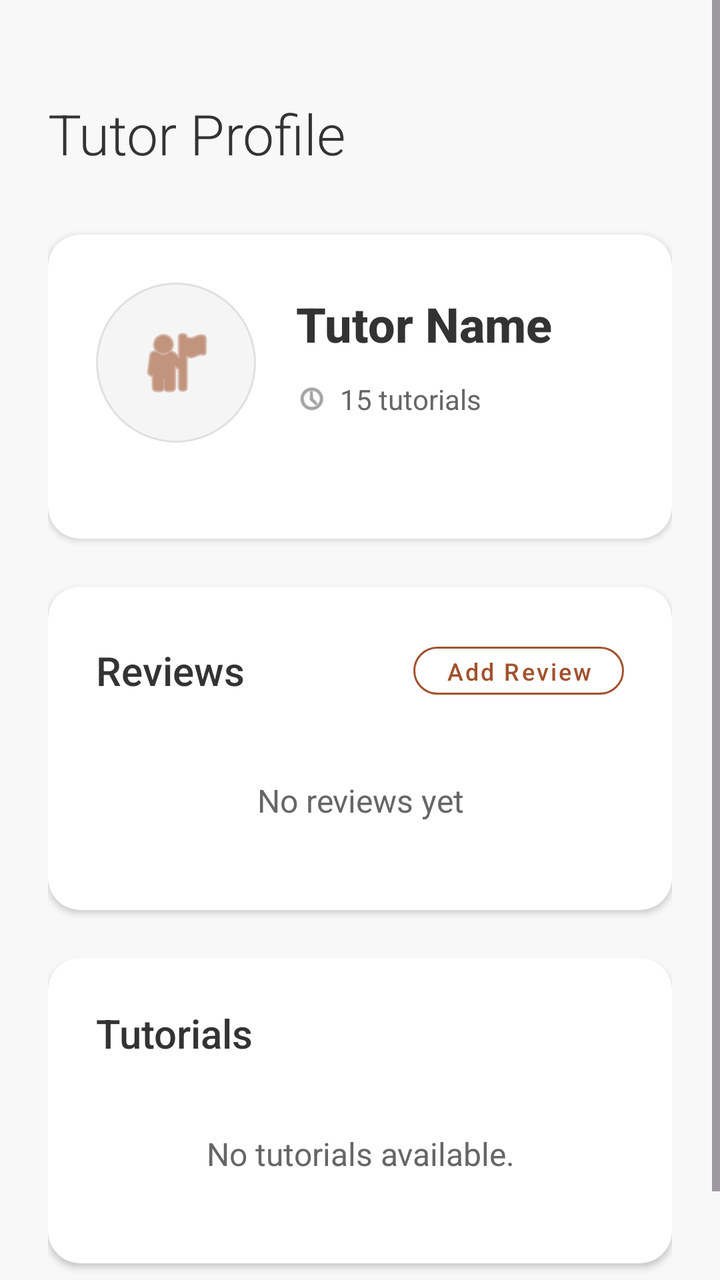
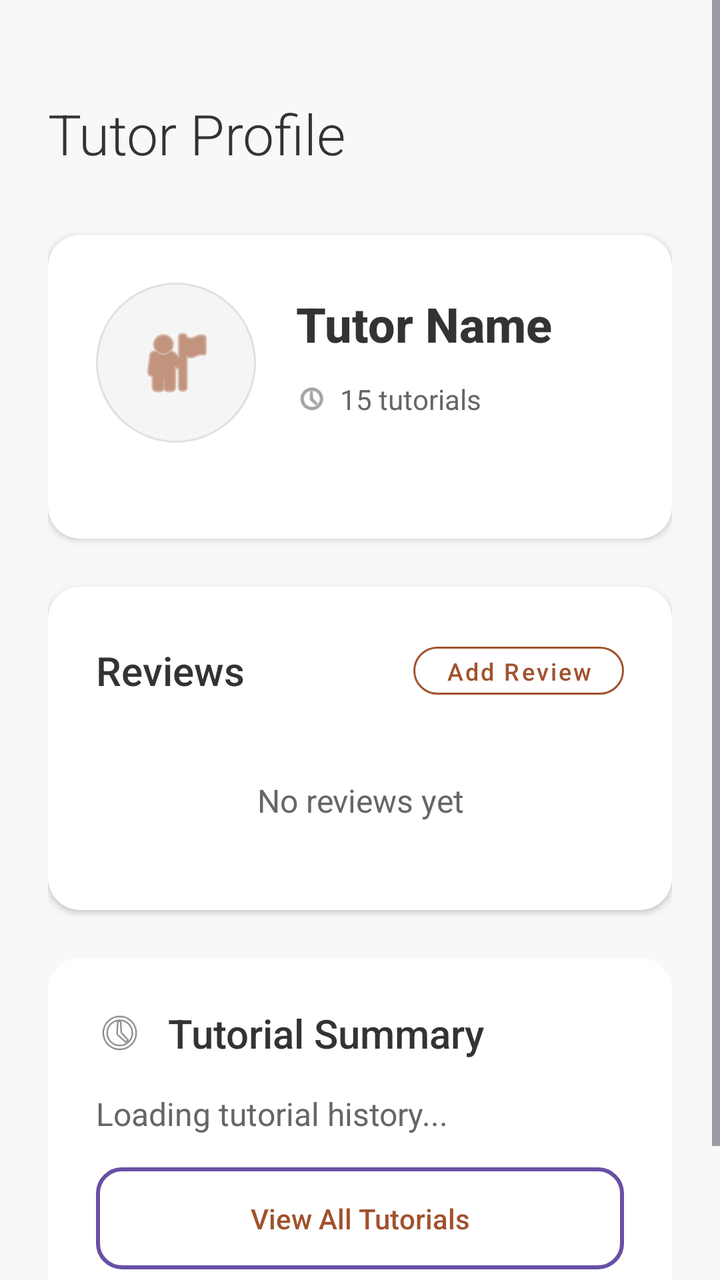

Screens rendered from an Android XML layout before and after an edit, with the pre-edit source and the edit as a unified diff.
<!-- AndroidManifest.xml: application theme Theme.Csci3130Group1 -->
<!-- res/layout/activity_tutor_profile.xml -->
<?xml version="1.0" encoding="utf-8"?>
<ScrollView xmlns:android="http://schemas.android.com/apk/res/android"
    xmlns:app="http://schemas.android.com/apk/res-auto"
    android:layout_width="match_parent"
    android:layout_height="match_parent"
    android:background="#F8F8F8"
    android:fillViewport="true">

    <LinearLayout
        android:layout_width="match_parent"
        android:layout_height="wrap_content"
        android:orientation="vertical"
        android:paddingHorizontal="24dp"
        android:paddingTop="48dp"
        android:paddingBottom="32dp">

        
        <TextView
            android:layout_width="wrap_content"
            android:layout_height="wrap_content"
            android:text="Tutor Profile"
            android:textSize="28sp"
            android:fontFamily="sans-serif-light"
            android:textColor="#333333"
            android:layout_marginBottom="32dp"/>

        
        <androidx.cardview.widget.CardView
            android:layout_width="match_parent"
            android:layout_height="wrap_content"
            android:layout_marginBottom="24dp"
            app:cardCornerRadius="16dp"
            app:cardElevation="2dp"
            app:cardBackgroundColor="#FFFFFF">

            <LinearLayout
                android:layout_width="match_parent"
                android:layout_height="wrap_content"
                android:orientation="vertical"
                android:padding="24dp">

                
                <LinearLayout
                    android:layout_width="match_parent"
                    android:layout_height="wrap_content"
                    android:orientation="horizontal"
                    android:gravity="center_vertical"
                    android:layout_marginBottom="24dp">

                    
                    <ImageView
                        android:id="@+id/tutorProfilePicture"
                        android:layout_width="80dp"
                        android:layout_height="80dp"
                        android:src="@android:drawable/ic_menu_myplaces"
                        app:tint="#A0522D"
                        android:background="@drawable/circle_background"
                        android:padding="20dp"
                        android:contentDescription="Tutor Profile Picture" />

                    
                    <LinearLayout
                        android:layout_width="0dp"
                        android:layout_height="wrap_content"
                        android:layout_weight="1"
                        android:orientation="vertical"
                        android:layout_marginStart="20dp">

                        
                        <TextView
                            android:id="@+id/tutorName"
                            android:layout_width="wrap_content"
                            android:layout_height="wrap_content"
                            android:text="Tutor Name"
                            android:textSize="24sp"
                            android:textStyle="bold"
                            android:textColor="#333333"
                            android:fontFamily="sans-serif-medium" />

                        
                        <TextView
                            android:id="@+id/tutorDegree"
                            android:layout_width="wrap_content"
                            android:layout_height="wrap_content"
                            android:text="Computer Science, B.Sc."
                            android:textSize="16sp"
                            android:textColor="#666666"
                            android:layout_marginTop="4dp"
                            android:visibility="gone" />

                        
                        <LinearLayout
                            android:layout_width="match_parent"
                            android:layout_height="wrap_content"
                            android:orientation="vertical"
                            android:layout_marginTop="12dp">

                            
                            <LinearLayout
                                android:layout_width="wrap_content"
                                android:layout_height="wrap_content"
                                android:orientation="horizontal"
                                android:layout_marginBottom="8dp">

                                
                                <LinearLayout
                                    android:layout_width="wrap_content"
                                    android:layout_height="wrap_content"
                                    android:orientation="horizontal"
                                    android:gravity="center_vertical"
                                    android:layout_marginEnd="20dp">

                                    <ImageView
                                        android:layout_width="16dp"
                                        android:layout_height="16dp"
                                        android:src="@android:drawable/ic_menu_recent_history"
                                        app:tint="#666666" />

                                    <TextView
                                        android:id="@+id/tutorialCount"
                                        android:layout_width="wrap_content"
                                        android:layout_height="wrap_content"
                                        android:text="15 tutorials"
                                        android:textSize="14sp"
                                        android:textColor="#666666"
                                        android:layout_marginStart="6dp" />
                                </LinearLayout>

                                
                                <LinearLayout
                                    android:id="@+id/ratingContainer"
                                    android:layout_width="wrap_content"
                                    android:layout_height="wrap_content"
                                    android:orientation="horizontal"
                                    android:gravity="center_vertical"
                                    android:visibility="gone">

                                    <ImageView
                                        android:layout_width="16dp"
                                        android:layout_height="16dp"
                                        android:src="@android:drawable/btn_star_big_on"
                                        app:tint="#FFD700" />

                                    <TextView
                                        android:id="@+id/tutorRating"
                                        android:layout_width="wrap_content"
                                        android:layout_height="wrap_content"
                                        android:text="4.8 (24)"
                                        android:textSize="14sp"
                                        android:textColor="#666666"
                                        android:layout_marginStart="6dp" />
                                </LinearLayout>
                            </LinearLayout>

                            
                            <LinearLayout
                                android:id="@+id/contactContainer"
                                android:layout_width="wrap_content"
                                android:layout_height="wrap_content"
                                android:orientation="horizontal"
                                android:gravity="center_vertical"
                                android:visibility="gone">

                                <ImageView
                                    android:layout_width="16dp"
                                    android:layout_height="16dp"
                                    android:src="@android:drawable/ic_menu_call"
                                    app:tint="#A0522D" />

                                <TextView
                                    android:id="@+id/tutorContact"
                                    android:layout_width="wrap_content"
                                    android:layout_height="wrap_content"
                                    android:text="(902) 123-4567"
                                    android:textSize="14sp"
                                    android:textColor="#A0522D"
                                    android:layout_marginStart="6dp"
                                    android:fontFamily="sans-serif-medium" />
                            </LinearLayout>
                        </LinearLayout>
                    </LinearLayout>
                </LinearLayout>

                
                <LinearLayout
                    android:id="@+id/descriptionSection"
                    android:layout_width="match_parent"
                    android:layout_height="wrap_content"
                    android:orientation="vertical"
                    android:visibility="gone">

                    <TextView
                        android:layout_width="wrap_content"
                        android:layout_height="wrap_content"
                        android:text="About"
                        android:textSize="14sp"
                        android:textColor="#888888"
                        android:fontFamily="sans-serif-medium"
                        android:textAllCaps="true"
                        android:letterSpacing="0.1"
                        android:layout_marginBottom="8dp"/>

                    <TextView
                        android:id="@+id/tutorDescription"
                        android:layout_width="match_parent"
                        android:layout_height="wrap_content"
                        android:text="Tutor description goes here..."
                        android:textSize="16sp"
                        android:textColor="#333333"
                        android:fontFamily="sans-serif"
                        android:lineSpacingExtra="4dp"/>
                </LinearLayout>
            </LinearLayout>
        </androidx.cardview.widget.CardView>

        
        <androidx.cardview.widget.CardView
            android:layout_width="match_parent"
            android:layout_height="wrap_content"
            android:layout_marginBottom="24dp"
            app:cardCornerRadius="16dp"
            app:cardElevation="2dp"
            app:cardBackgroundColor="#FFFFFF">

            <LinearLayout
                android:layout_width="match_parent"
                android:layout_height="wrap_content"
                android:orientation="vertical"
                android:padding="24dp">

                
                <LinearLayout
                    android:layout_width="match_parent"
                    android:layout_height="wrap_content"
                    android:orientation="horizontal"
                    android:gravity="center_vertical"
                    android:layout_marginBottom="16dp">

                    <TextView
                        android:layout_width="0dp"
                        android:layout_height="wrap_content"
                        android:layout_weight="1"
                        android:text="Reviews"
                        android:textSize="20sp"
                        android:fontFamily="sans-serif-medium"
                        android:textColor="#333333"/>

                    <Button
                        android:id="@+id/addReviewButton"
                        style="@style/Widget.MaterialComponents.Button.OutlinedButton"
                        android:layout_width="wrap_content"
                        android:layout_height="36dp"
                        android:text="Add Review"
                        android:textColor="#A0522D"
                        android:textSize="12sp"
                        android:textAllCaps="false"
                        android:fontFamily="sans-serif-medium"
                        app:strokeColor="#A0522D"
                        app:cornerRadius="18dp"
                        android:minWidth="0dp"
                        android:paddingHorizontal="16dp"/>
                </LinearLayout>

                
                <TextView
                    android:id="@+id/noReviewsText"
                    android:layout_width="match_parent"
                    android:layout_height="wrap_content"
                    android:text="No reviews yet"
                    android:textSize="16sp"
                    android:textColor="#666666"
                    android:gravity="center"
                    android:padding="20dp"
                    android:visibility="visible"/>

                
                <LinearLayout
                    android:id="@+id/reviewsList"
                    android:layout_width="match_parent"
                    android:layout_height="wrap_content"
                    android:orientation="vertical">
                </LinearLayout>
            </LinearLayout>
        </androidx.cardview.widget.CardView>

        
        <androidx.cardview.widget.CardView
            android:layout_width="match_parent"
            android:layout_height="wrap_content"
            android:layout_marginBottom="24dp"
            app:cardCornerRadius="16dp"
            app:cardElevation="2dp"
            app:cardBackgroundColor="#FFFFFF">

            <LinearLayout
                android:layout_width="match_parent"
                android:layout_height="wrap_content"
                android:orientation="vertical"
                android:padding="24dp">

                
                <TextView
                    android:layout_width="wrap_content"
                    android:layout_height="wrap_content"
                    android:text="Tutorials"
                    android:textSize="20sp"
                    android:fontFamily="sans-serif-medium"
                    android:textColor="#333333"
                    android:layout_marginBottom="16dp"/>

                
                <LinearLayout
                    android:id="@+id/tutorialsList"
                    android:layout_width="match_parent"
                    android:layout_height="wrap_content"
                    android:orientation="vertical">

                    <TextView
                        android:id="@+id/noTutorialsText"
                        android:layout_width="match_parent"
                        android:layout_height="wrap_content"
                        android:text="No tutorials available."
                        android:textSize="16sp"
                        android:textColor="#666666"
                        android:gravity="center"
                        android:padding="20dp"/>
                </LinearLayout>
            </LinearLayout>
        </androidx.cardview.widget.CardView>

    </LinearLayout>
</ScrollView>
<!-- resources referenced by this layout -->
<resources>
  <!-- drawable circle_background (drawable) -->
  <?xml version="1.0" encoding="utf-8"?>
  <shape xmlns:android="http://schemas.android.com/apk/res/android"
      android:shape="oval">
      <solid android:color="#F5F5F5" />
      <stroke
          android:width="1dp"
          android:color="#E0E0E0" />
  </shape>
  <style name="Theme.Csci3130Group1" parent="Base.Theme.Csci3130Group1" />
  <style name="Base.Theme.Csci3130Group1" parent="Theme.Material3.DayNight.NoActionBar">
          
          
      </style>
</resources>

<!-- the commit's change to res/layout/activity_tutor_profile.xml (unified diff, before → after) -->
@@ -284,49 +284,114 @@
         </androidx.cardview.widget.CardView>
 
         
-        <androidx.cardview.widget.CardView
+        <LinearLayout
+            android:id="@+id/upcoming_tutorials_card"
             android:layout_width="match_parent"
             android:layout_height="wrap_content"
             android:layout_marginBottom="24dp"
-            app:cardCornerRadius="16dp"
-            app:cardElevation="2dp"
-            app:cardBackgroundColor="#FFFFFF">
-
-            <LinearLayout
-                android:layout_width="match_parent"
-                android:layout_height="wrap_content"
-                android:orientation="vertical"
-                android:padding="24dp">
-
-                
+            android:background="@drawable/card_background"
+            android:orientation="vertical"
+            android:padding="24dp"
+            android:visibility="gone">
+
+            
+            <LinearLayout
+                android:layout_width="match_parent"
+                android:layout_height="wrap_content"
+                android:orientation="horizontal"
+                android:gravity="center_vertical"
+                android:layout_marginBottom="16dp">
+
+                <ImageView
+                    android:layout_width="24dp"
+                    android:layout_height="24dp"
+                    android:src="@android:drawable/ic_menu_today"
+                    android:contentDescription="Upcoming Tutorial Icon" />
+
                 <TextView
                     android:layout_width="wrap_content"
                     android:layout_height="wrap_content"
-                    android:text="Tutorials"
+                    android:text="Upcoming Tutorials"
                     android:textSize="20sp"
                     android:fontFamily="sans-serif-medium"
                     android:textColor="#333333"
-                    android:layout_marginBottom="16dp"/>
-
-                
-                <LinearLayout
-                    android:id="@+id/tutorialsList"
-                    android:layout_width="match_parent"
-                    android:layout_height="wrap_content"
-                    android:orientation="vertical">
-
-                    <TextView
-                        android:id="@+id/noTutorialsText"
-                        android:layout_width="match_parent"
-                        android:layout_height="wrap_content"
-                        android:text="No tutorials available."
-                        android:textSize="16sp"
-                        android:textColor="#666666"
-                        android:gravity="center"
-                        android:padding="20dp"/>
-                </LinearLayout>
-            </LinearLayout>
-        </androidx.cardview.widget.CardView>
+                    android:layout_marginStart="12dp"/>
+            </LinearLayout>
+
+            
+            <LinearLayout
+                android:id="@+id/upcomingTutorialsList"
+                android:layout_width="match_parent"
+                android:layout_height="wrap_content"
+                android:orientation="vertical">
+                
+                <TextView
+                    android:layout_width="match_parent"
+                    android:layout_height="wrap_content"
+                    android:text="Loading upcoming tutorials..."
+                    android:textSize="16sp"
+                    android:textColor="#666666"/>
+            </LinearLayout>
+        </LinearLayout>
+
+        
+        <LinearLayout
+            android:layout_width="match_parent"
+            android:layout_height="wrap_content"
+            android:layout_marginBottom="24dp"
+            android:background="@drawable/card_background"
+            android:orientation="vertical"
+            android:padding="24dp">
+
+            
+            <LinearLayout
+                android:layout_width="match_parent"
+                android:layout_height="wrap_content"
+                android:orientation="horizontal"
+                android:gravity="center_vertical"
+                android:layout_marginBottom="16dp">
+
+                <ImageView
+                    android:layout_width="24dp"
+                    android:layout_height="24dp"
+                    android:src="@android:drawable/ic_menu_recent_history"
+                    android:contentDescription="Tutorial History Icon" />
+
+                <TextView
+                    android:layout_width="wrap_content"
+                    android:layout_height="wrap_content"
+                    android:text="Tutorial Summary"
+                    android:textSize="20sp"
+                    android:fontFamily="sans-serif-medium"
+                    android:textColor="#333333"
+                    android:layout_marginStart="12dp"/>
+            </LinearLayout>
+
+            
+            <TextView
+                android:id="@+id/tutorialStats"
+                android:layout_width="match_parent"
+                android:layout_height="wrap_content"
+                android:text="Loading tutorial history..."
+                android:textSize="16sp"
+                android:textColor="#666666"
+                android:lineSpacingExtra="4dp"
+                android:layout_marginBottom="16dp"/>
+
+            
+            <Button
+                android:id="@+id/view_all_tutorials_button"
+                style="@android:style/Widget.Material.Button.Borderless"
+                android:layout_width="match_parent"
+                android:layout_height="wrap_content"
+                android:text="View All Tutorials"
+                android:textColor="#A0522D"
+                android:padding="12dp"
+                android:textSize="14sp"
+                android:textAllCaps="false"
+                android:fontFamily="sans-serif-medium"
+                android:background="@drawable/outlined_button_background"/>
+        </LinearLayout>
 
     </LinearLayout>
 </ScrollView>
<!-- resource entries referenced after the edit -->
@@ -1,5 +1,12 @@
 <!-- resources referenced by this layout -->
 <resources>
+  <!-- drawable card_background (drawable) -->
+  <?xml version="1.0" encoding="utf-8"?>
+  <shape xmlns:android="http://schemas.android.com/apk/res/android">
+      <solid android:color="#FFFFFF" />
+      <corners android:radius="16dp" />
+      <stroke android:width="0dp" android:color="#FFFFFF" />
+  </shape>
   <!-- drawable circle_background (drawable) -->
   <?xml version="1.0" encoding="utf-8"?>
   <shape xmlns:android="http://schemas.android.com/apk/res/android"
@@ -9,6 +16,13 @@
           android:width="1dp"
           android:color="#E0E0E0" />
   </shape>
+  <!-- drawable outlined_button_background (drawable) -->
+  <?xml version="1.0" encoding="utf-8"?>
+  <shape xmlns:android="http://schemas.android.com/apk/res/android">
+      <solid android:color="#00FFFFFF" />
+      <corners android:radius="12dp" />
+      <stroke android:width="2dp" android:color="#A0522D" />
+  </shape>
   <style name="Theme.Csci3130Group1" parent="Base.Theme.Csci3130Group1" />
   <style name="Base.Theme.Csci3130Group1" parent="Theme.Material3.DayNight.NoActionBar">
           
